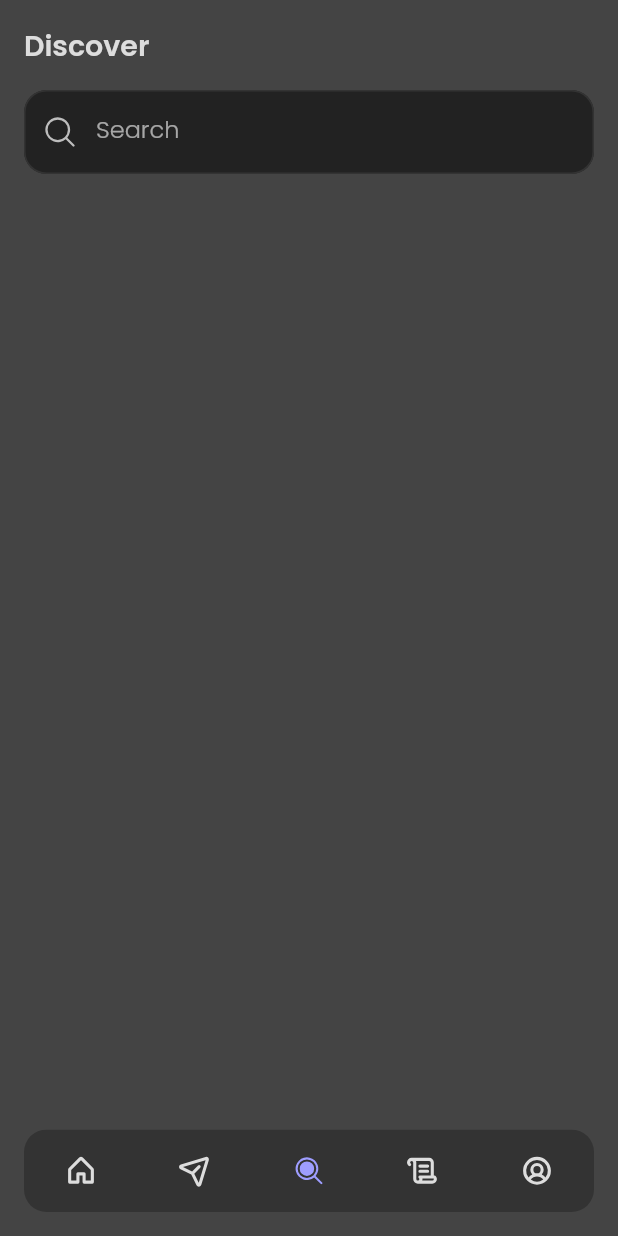
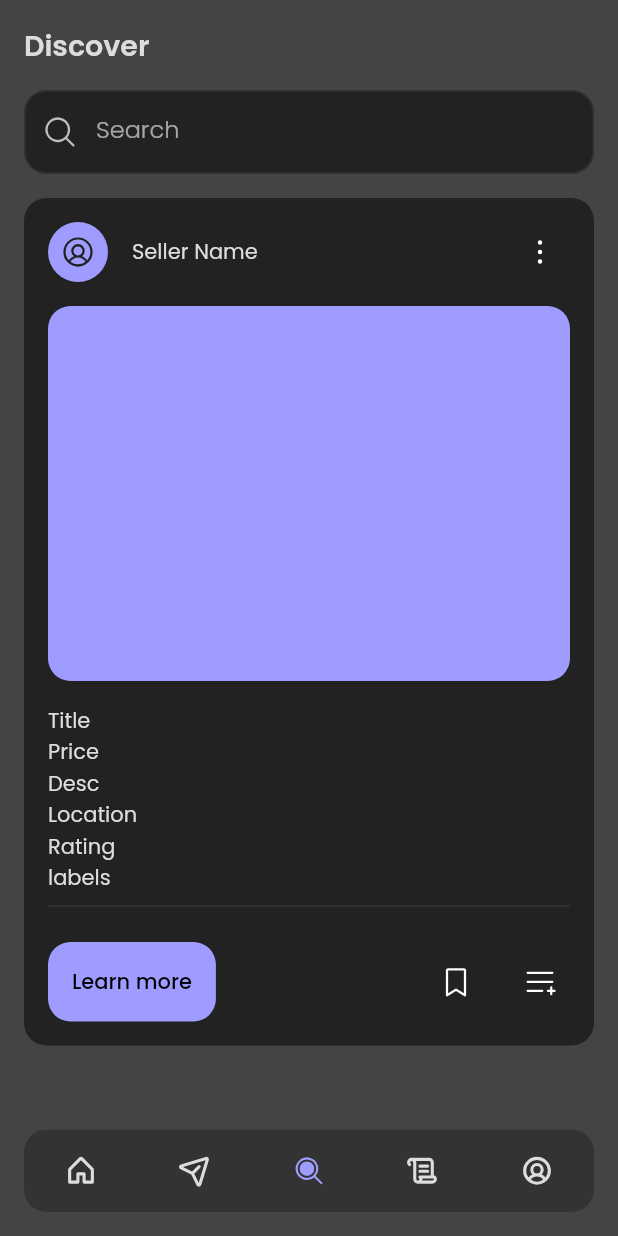
Before and after one commit to mabdullah412/event-services-marketplace, a Flutter app: the screen it shows after launch, item 3 of the bottom bar chosen, on a phone screen of 412 x 824 dp. Run offline on Flutter 3.47's test engine with Material 2 defaults, Android fonts, the light colour scheme and no system bars; our stand-ins replace phosphor_flutter.

Commit message:
add service_container.dart

```diff
--- a/lib/presentation/screens/discover_screen.dart
+++ b/lib/presentation/screens/discover_screen.dart
@@ -3,6 +3,7 @@ import 'package:phosphor_flutter/phosphor_flutter.dart';
 
 import '../../constants/constants.dart';
 import '../widgets/header.dart';
+import '../widgets/service_container.dart';
 
 class DiscoverScreen extends StatelessWidget {
   const DiscoverScreen({super.key});
@@ -10,6 +11,7 @@ class DiscoverScreen extends StatelessWidget {
   @override
   Widget build(BuildContext context) {
     return SafeArea(
+      child: SingleChildScrollView(
         child: Container(
           padding: const EdgeInsets.all(padding),
           child: Column(
@@ -17,13 +19,21 @@ class DiscoverScreen extends StatelessWidget {
             children: [
               const Header(title: 'Discover'),
               const SizedBox(height: padding),
+
+              // search bar
               TextFormField(
                 decoration: const InputDecoration(
                   labelText: 'Search',
                   prefixIcon: Icon(PhosphorIcons.magnifyingGlass),
                 ),
               ),
+
+              const SizedBox(height: padding),
+
+              // item-wigdget
+              const ServiceContainer(),
             ],
+          ),
         ),
       ),
     );
--- /dev/null
+++ b/lib/presentation/widgets/service_container.dart
@@ -0,0 +1,131 @@
+import 'package:flutter/material.dart';
+import 'package:phosphor_flutter/phosphor_flutter.dart';
+
+import '../../constants/constants.dart';
+
+class ServiceContainer extends StatelessWidget {
+  const ServiceContainer({
+    Key? key,
+  }) : super(key: key);
+
+  @override
+  Widget build(BuildContext context) {
+    return Container(
+      padding: const EdgeInsets.all(padding),
+      decoration: BoxDecoration(
+        borderRadius: BorderRadius.circular(radius),
+        color: Theme.of(context).colorScheme.surface,
+      ),
+      child: Column(
+        crossAxisAlignment: CrossAxisAlignment.stretch,
+        mainAxisAlignment: MainAxisAlignment.start,
+        children: [
+          // seller Info
+          Row(
+            mainAxisAlignment: MainAxisAlignment.spaceBetween,
+            children: [
+              Row(
+                children: [
+                  CircleAvatar(
+                    backgroundColor: Theme.of(context).colorScheme.primary,
+                    foregroundColor: Theme.of(context).colorScheme.secondary,
+                    child: const Icon(PhosphorIcons.userCircle),
+                  ),
+                  const SizedBox(width: padding),
+                  Text(
+                    'Seller Name',
+                    style: Theme.of(context).primaryTextTheme.bodyMedium,
+                  ),
+                ],
+              ),
+              IconButton(
+                onPressed: () {},
+                constraints: const BoxConstraints(),
+                icon: const Icon(PhosphorIcons.dotsThreeVerticalBold),
+              ),
+            ],
+          ),
+
+          // white space
+          const SizedBox(height: padding),
+
+          // image
+          // ClipRRect(
+          //   borderRadius: BorderRadius.circular(radius),
+          //   child: Image.network(src),
+          // ),
+
+          Container(
+            height: 250,
+            decoration: BoxDecoration(
+              borderRadius: BorderRadius.circular(radius),
+              color: Theme.of(context).colorScheme.primary,
+            ),
+          ),
+
+          // white space
+          const SizedBox(height: padding),
+
+          // details
+          Text(
+            'Title',
+            style: Theme.of(context).primaryTextTheme.bodyMedium,
+          ),
+          Text(
+            'Price',
+            style: Theme.of(context).primaryTextTheme.bodyMedium,
+          ),
+          Text(
+            'Desc',
+            style: Theme.of(context).primaryTextTheme.bodyMedium,
+          ),
+          Text(
+            'Location',
+            style: Theme.of(context).primaryTextTheme.bodyMedium,
+          ),
+          Text(
+            'Rating',
+            style: Theme.of(context).primaryTextTheme.bodyMedium,
+          ),
+          Text(
+            'labels',
+            style: Theme.of(context).primaryTextTheme.bodyMedium,
+          ),
+
+          // white space
+          // const SizedBox(height: padding),
+          const Divider(),
+          const SizedBox(height: padding),
+
+          // learn more, save for later, add to package,
+          Row(
+            mainAxisAlignment: MainAxisAlignment.spaceBetween,
+            children: [
+              ElevatedButton(
+                onPressed: () {},
+                child: const Text('Learn more'),
+              ),
+
+              // Row
+              Row(
+                children: [
+                  IconButton(
+                    onPressed: () {},
+                    constraints: const BoxConstraints(),
+                    icon: const Icon(PhosphorIcons.bookmarkSimple),
+                  ),
+                  const SizedBox(width: padding),
+                  IconButton(
+                    onPressed: () {},
+                    constraints: const BoxConstraints(),
+                    icon: const Icon(PhosphorIcons.listPlus),
+                  ),
+                ],
+              ),
+            ],
+          ),
+        ],
+      ),
+    );
+  }
+}
```
Lines whose indentation alone changed are shown as unchanged.
